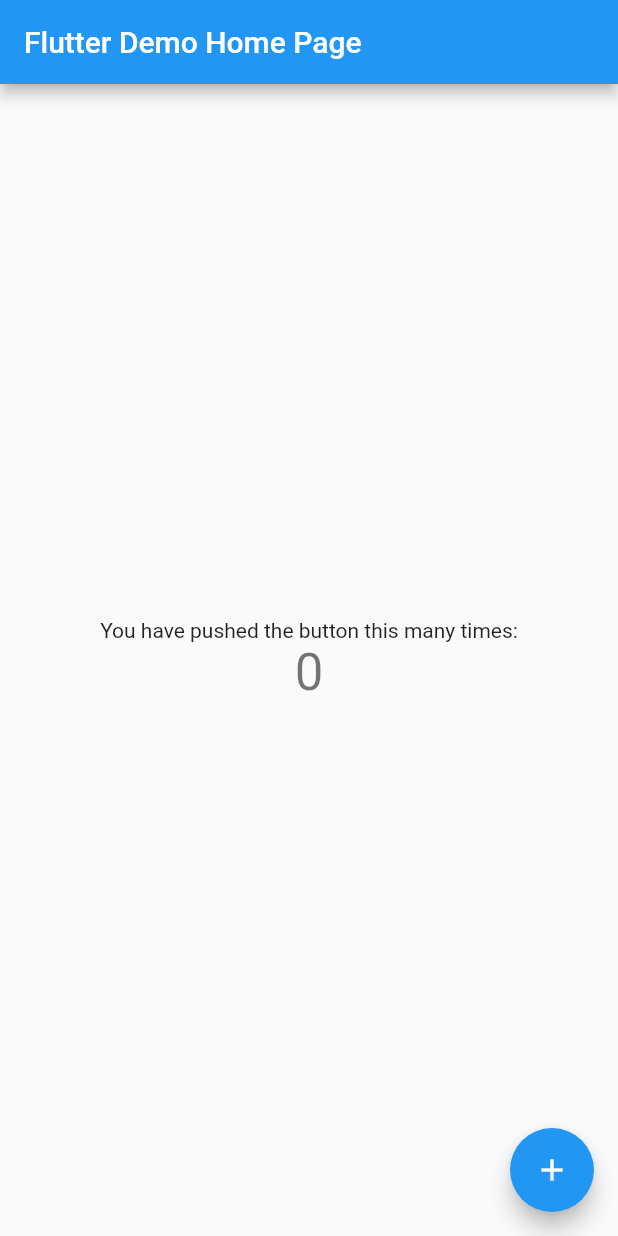
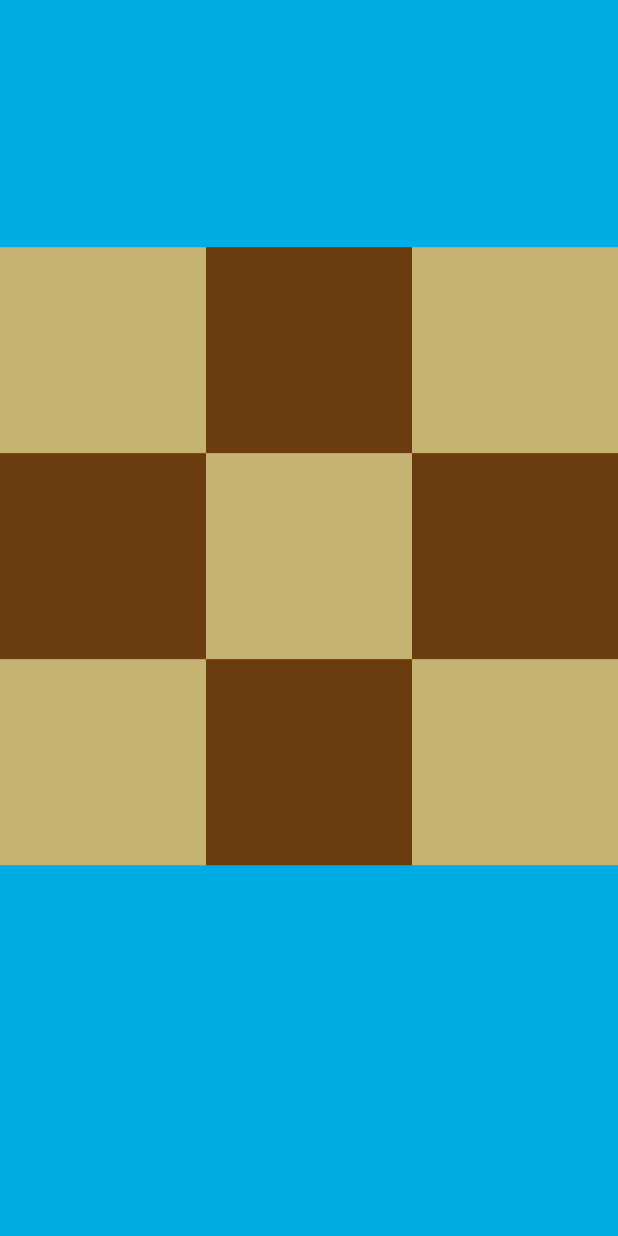
Before and after one commit to FusiDaniel/flutter_chess, a Flutter app: the screen it shows after launch, on a phone screen of 412 x 824 dp. Run offline on Flutter 3.47's test engine with Material 2 defaults, Android fonts, the phone set to English and light mode, and no system bars.

Commit message:
tic tac toe base

```diff
--- /dev/null
+++ b/lib/app/components/board.dart
@@ -0,0 +1,64 @@
+import 'package:flutter/material.dart';
+import '../controllers/board_controller.dart';
+
+class Board extends StatefulWidget {
+  final int n;
+  final BoardController boardController;
+  const Board({super.key, required this.n, required this.boardController});
+
+  @override
+  State<Board> createState() => _BoardState();
+}
+
+class _BoardState extends State<Board> {
+  late int n;
+  late BoardController boardController;
+
+  @override
+  void initState() {
+    super.initState();
+    n = widget.n;
+    boardController = widget.boardController;
+  }
+
+  @override
+  Widget build(BuildContext context) {
+    return GridView.builder(
+        itemCount: n * n,
+        gridDelegate:
+            SliverGridDelegateWithFixedCrossAxisCount(crossAxisCount: n),
+        itemBuilder: (BuildContext context, int index) {
+          return GestureDetector(
+            onTap: () {
+              setState(() {
+                boardController.markCell(index);
+              });
+            },
+            child: Container(
+              color: tileColor(index, n),
+              child: Center(
+                child: LayoutBuilder(
+                  builder: (BuildContext context, BoxConstraints constrains) {
+                    return Text(
+                      boardController.get(index),
+                      style: TextStyle(
+                          color: Colors.white,
+                          fontSize: constrains.maxHeight * 0.5),
+                    );
+                  },
+                ),
+              ),
+            ),
+          );
+        });
+  }
+}
+
+Color tileColor(int index, int n) {
+  int x = index % n;
+  int y = index ~/ n;
+
+  return ((x % 2) == 0 && (y % 2) == 0) || ((x % 2) == 1 && (y % 2) == 1)
+      ? const Color.fromARGB(255, 198, 179, 113)
+      : const Color.fromARGB(255, 107, 60, 15);
+}
--- /dev/null
+++ b/lib/app/views/home_view.dart
@@ -0,0 +1,64 @@
+import 'package:flutter/material.dart';
+import 'package:flutter_chess/app/controllers/board_controller.dart';
+
+import '../components/board.dart';
+
+class HomeView extends StatefulWidget {
+  const HomeView({super.key});
+
+  @override
+  State<HomeView> createState() => _HomeViewState();
+}
+
+class _HomeViewState extends State<HomeView> {
+  final int n = 3;
+  late BoardController boardController;
+
+  @override
+  void initState() {
+    super.initState();
+    boardController = BoardController(n: n);
+  }
+
+  @override
+  Widget build(BuildContext context) {
+    return Scaffold(
+        backgroundColor: const Color.fromARGB(255, 0, 173, 226),
+        body: Column(
+          children: [
+            Expanded(
+              child: Text('${boardController.winner}')
+            ),
+            Expanded(
+                flex: 3,
+                child: Board(
+                  n: n,
+                  boardController: boardController,
+                )),
+            Expanded(
+              child: SizedBox(),
+            ),
+          ],
+        ));
+  }
+
+  void _showWinDialog() {
+    showDialog(
+        context: context,
+        builder: (BuildContext context) {
+          return AlertDialog(
+            title: Text('Winner ${boardController.winner}'),
+            actions: [
+              ElevatedButton(
+                  onPressed: () {
+                    setState(() {
+                      boardController.resetBoard();
+                    });
+                    Navigator.of(context).pop();
+                  },
+                  child: Text('Play Again'))
+            ],
+          );
+        });
+  }
+}
--- a/lib/main.dart
+++ b/lib/main.dart
@@ -1,115 +1,18 @@
 import 'package:flutter/material.dart';
+import 'app/views/home_view.dart';
 
-void main() {
-  runApp(const MyApp());
+void main(List<String> args) {
+  runApp(const AppWidget());
 }
 
-class MyApp extends StatelessWidget {
-  const MyApp({super.key});
+class AppWidget extends StatelessWidget {
+  const AppWidget({super.key});
 
-  // This widget is the root of your application.
   @override
   Widget build(BuildContext context) {
     return MaterialApp(
-      title: 'Flutter Demo',
-      theme: ThemeData(
-        // This is the theme of your application.
-        //
-        // Try running your application with "flutter run". You'll see the
-        // application has a blue toolbar. Then, without quitting the app, try
-        // changing the primarySwatch below to Colors.green and then invoke
-        // "hot reload" (press "r" in the console where you ran "flutter run",
-        // or simply save your changes to "hot reload" in a Flutter IDE).
-        // Notice that the counter didn't reset back to zero; the application
-        // is not restarted.
-        primarySwatch: Colors.blue,
-      ),
-      home: const MyHomePage(title: 'Flutter Demo Home Page'),
+      debugShowCheckedModeBanner: false,
+      home: HomeView(),
     );
   }
 }
-
-class MyHomePage extends StatefulWidget {
-  const MyHomePage({super.key, required this.title});
-
-  // This widget is the home page of your application. It is stateful, meaning
-  // that it has a State object (defined below) that contains fields that affect
-  // how it looks.
-
-  // This class is the configuration for the state. It holds the values (in this
-  // case the title) provided by the parent (in this case the App widget) and
-  // used by the build method of the State. Fields in a Widget subclass are
-  // always marked "final".
-
-  final String title;
-
-  @override
-  State<MyHomePage> createState() => _MyHomePageState();
-}
-
-class _MyHomePageState extends State<MyHomePage> {
-  int _counter = 0;
-
-  void _incrementCounter() {
-    setState(() {
-      // This call to setState tells the Flutter framework that something has
-      // changed in this State, which causes it to rerun the build method below
-      // so that the display can reflect the updated values. If we changed
-      // _counter without calling setState(), then the build method would not be
-      // called again, and so nothing would appear to happen.
-      _counter++;
-    });
-  }
-
-  @override
-  Widget build(BuildContext context) {
-    // This method is rerun every time setState is called, for instance as done
-    // by the _incrementCounter method above.
-    //
-    // The Flutter framework has been optimized to make rerunning build methods
-    // fast, so that you can just rebuild anything that needs updating rather
-    // than having to individually change instances of widgets.
-    return Scaffold(
-      appBar: AppBar(
-        // Here we take the value from the MyHomePage object that was created by
-        // the App.build method, and use it to set our appbar title.
-        title: Text(widget.title),
-      ),
-      body: Center(
-        // Center is a layout widget. It takes a single child and positions it
-        // in the middle of the parent.
-        child: Column(
-          // Column is also a layout widget. It takes a list of children and
-          // arranges them vertically. By default, it sizes itself to fit its
-          // children horizontally, and tries to be as tall as its parent.
-          //
-          // Invoke "debug painting" (press "p" in the console, choose the
-          // "Toggle Debug Paint" action from the Flutter Inspector in Android
-          // Studio, or the "Toggle Debug Paint" command in Visual Studio Code)
-          // to see the wireframe for each widget.
-          //
-          // Column has various properties to control how it sizes itself and
-          // how it positions its children. Here we use mainAxisAlignment to
-          // center the children vertically; the main axis here is the vertical
-          // axis because Columns are vertical (the cross axis would be
-          // horizontal).
-          mainAxisAlignment: MainAxisAlignment.center,
-          children: <Widget>[
-            const Text(
-              'You have pushed the button this many times:',
-            ),
-            Text(
-              '$_counter',
-              style: Theme.of(context).textTheme.headline4,
-            ),
-          ],
-        ),
-      ),
-      floatingActionButton: FloatingActionButton(
-        onPressed: _incrementCounter,
-        tooltip: 'Increment',
-        child: const Icon(Icons.add),
-      ), // This trailing comma makes auto-formatting nicer for build methods.
-    );
-  }
-}
--- a/pubspec.yaml
+++ b/pubspec.yaml
@@ -60,7 +60,8 @@
   uses-material-design: true
 
   # To add assets to your application, add an assets section, like this:
-  # assets:
+  assets:
+    - assets/pieces/
   #   - images/a_dot_burr.jpeg
   #   - images/a_dot_ham.jpeg
 
```
Also changed, not shown: lib/app/controllers/board_controller.dart (added, +99 -0 lines), assets/pieces/Bbishop.png (added), assets/pieces/Bhorse.png (added), assets/pieces/Bking.png (added), assets/pieces/Bpawn.png (added), assets/pieces/Bqueen.png (added), assets/pieces/Brook.png (added), assets/pieces/Wbishop.png (added), assets/pieces/Whorse.png (added), assets/pieces/Wking.png (added), assets/pieces/Wpawn.png (added), assets/pieces/Wqueen.png (added), assets/pieces/Wrook.png (added), 1 other file.
